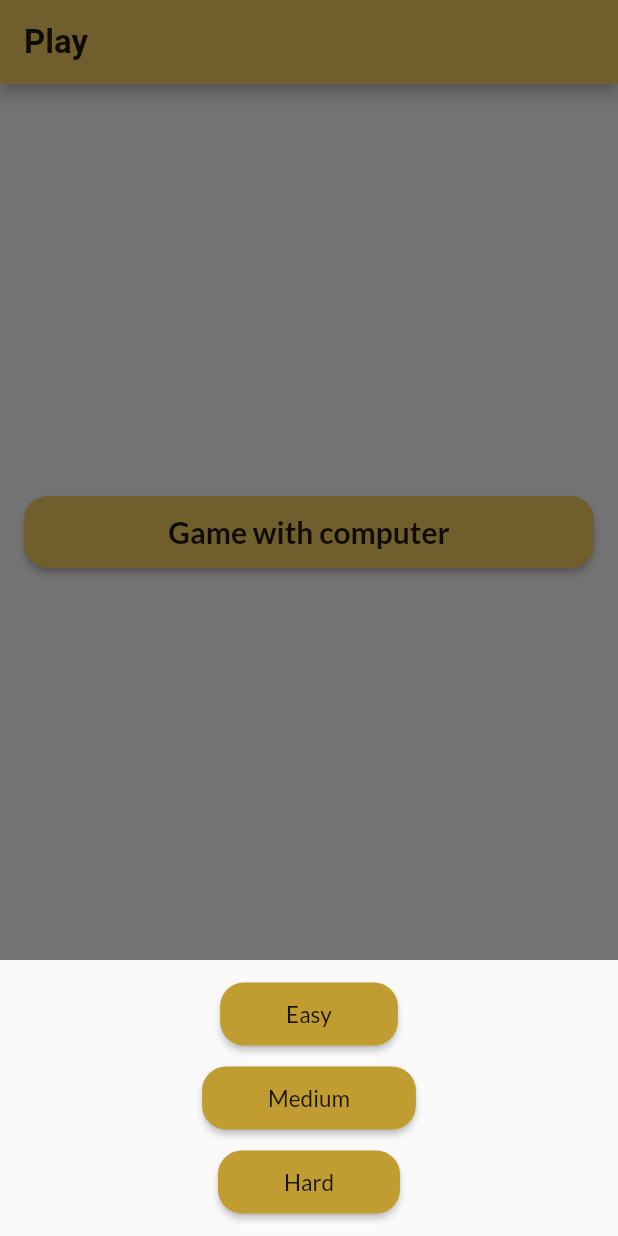
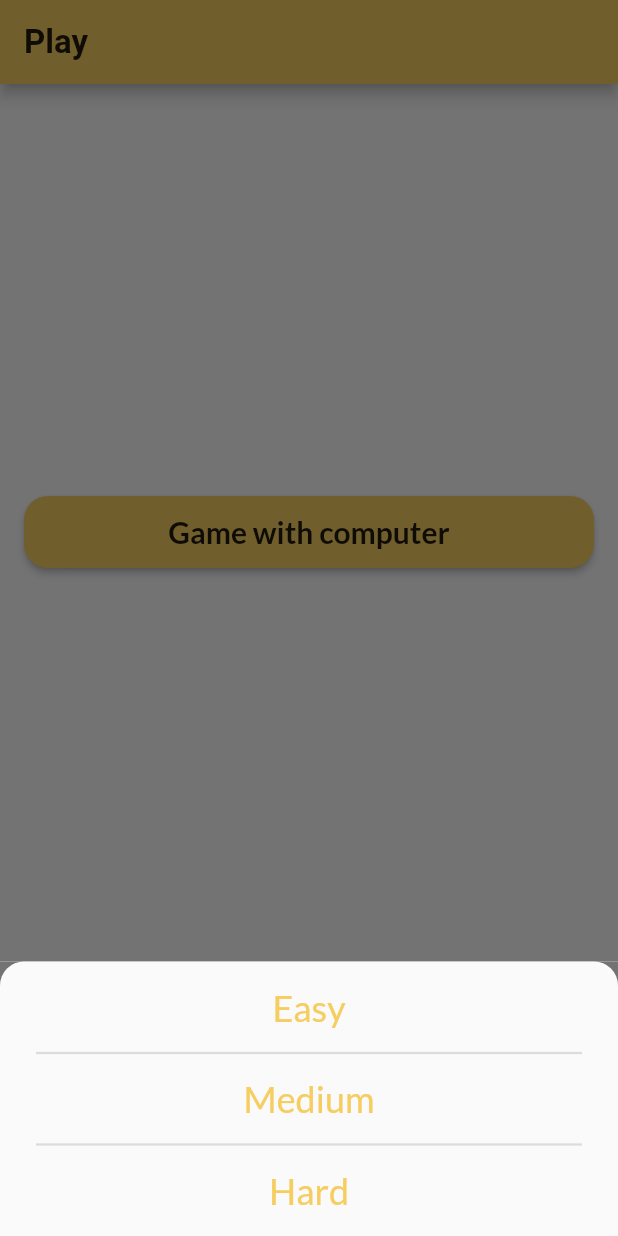
Before and after one commit to PiotrLepa/TicTacToe, a Flutter app: the screen it shows after launch, after a tap on "Game with computer", on a phone screen of 412 x 824 dp. Run offline on Flutter 3.47's test engine with Material 2 defaults, Android fonts, the phone set to English and light mode, and no system bars; our stand-ins replace auto_route, built_collection, data_connection_checker, dio, flutter_bloc, freezed_annotation and 4 more; generated files the repository leaves out were written again.

Commit message:
change bottom provider to extension & update layout

```diff
--- a/lib/core/presentation/bloc_helper.dart
+++ b/lib/core/presentation/bloc_helper.dart
@@ -20,15 +20,8 @@ Stream<CallState<T>> fetch<T>(
   }
 }
 
-Stream<T> dispatchState<T>(Object mappedState) async* {
-  if (mappedState is Iterable) {
-    yield* Stream.fromIterable(mappedState.where((e) => e is T));
-  }
-  if (mappedState is Stream<T>) {
-    yield* mappedState;
-  } else if (mappedState is Future<T>) {
-    yield* Stream.fromFuture(mappedState);
-  } else if (mappedState is T) {
-    yield* Stream.value(mappedState);
+Stream<T> dispatchState<T>(Object maybeState) async* {
+  if (maybeState is Stream<T>) {
+    yield* maybeState;
   }
 }
--- a/lib/presentation/screens/home_screen.dart
+++ b/lib/presentation/screens/home_screen.dart
@@ -35,7 +35,8 @@ class HomeScreen extends StatelessWidget {
             items: buildBottomNavItems(context),
             currentIndex: state.index,
             selectedItemColor: Theme.of(context).primaryColor,
-            onTap: (index) => BlocProvider.of<BottomNavigationBloc>(context)
+            onTap: (index) => context
+                .bloc<BottomNavigationBloc>()
                 .add(BottomNavigationEvent.onBottomNavigationTapped(index)),
           ),
         );
--- a/lib/presentation/screens/start_game_page.dart
+++ b/lib/presentation/screens/start_game_page.dart
@@ -20,7 +20,8 @@ class StartGamePage extends StatelessWidget {
               SizedBox(
                 width: double.infinity,
                 child: RaisedButton(
-                  onPressed: () => BlocProvider.of<StartGameBloc>(context)
+                  onPressed: () => context
+                      .bloc<StartGameBloc>()
                       .add(StartGameEvent.onStartGameTapped()),
                   child: Text(
                     AppLocalizations.of(context).startGameGameWithComputer,
@@ -57,43 +58,75 @@ class StartGamePage extends StatelessWidget {
 
   Widget buildDifficultyLevelButtons(BuildContext context) {
     final buttonTitles = [
-      AppLocalizations.of(context).difficultyLevelEasy,
-      AppLocalizations.of(context).difficultyLevelMedium,
-      AppLocalizations.of(context).difficultyLevelHard,
+      AppLocalizations
+          .of(context)
+          .difficultyLevelEasy,
+      AppLocalizations
+          .of(context)
+          .difficultyLevelMedium,
+      AppLocalizations
+          .of(context)
+          .difficultyLevelHard,
     ];
     final buttonListeners = [
       StartGameEvent.onEasyTapped(),
       StartGameEvent.onMediumTapped(),
       StartGameEvent.onHardTapped(),
     ];
-    return Padding(
-      padding: const EdgeInsets.symmetric(vertical: 12),
+    return Container(
+      color: Color(0xFF737373),
+      child: Container(
+        decoration: BoxDecoration(
+            color: Theme
+                .of(context)
+                .canvasColor,
+            borderRadius: BorderRadius.only(
+              topLeft: const Radius.circular(16),
+              topRight: const Radius.circular(
+                  16), // TODO fix radius for dark mode
+            )),
+        child: Padding(
+          padding: const EdgeInsets.all(16),
           child: ListView.separated(
             shrinkWrap: true,
+            physics: NeverScrollableScrollPhysics(),
             itemCount: buttonTitles.length,
             separatorBuilder: (context, index) {
-          return SizedBox(
-            height: 8,
+              return Padding(
+                padding: const EdgeInsets.all(8),
+                child: Divider(
+                  thickness: 1.5,
+                  color: Theme
+                      .of(context)
+                      .dividerColor,
+                ),
               );
             },
             itemBuilder: (context, index) {
               return Align(
                 alignment: Alignment.center,
-            child: RaisedButton(
-              color: Theme.of(context).primaryColorDark,
-              onPressed: () =>
+                child: InkWell(
+                  onTap: () =>
                       context.bloc<StartGameBloc>().add(buttonListeners[index]),
                   child: Padding(
                     padding: const EdgeInsets.symmetric(horizontal: 32),
                     child: Text(
                       buttonTitles[index],
-                  style: TextStyle(fontWeight: FontWeight.normal, fontSize: 15),
+                      style: TextStyle(
+                        fontWeight: FontWeight.normal,
+                        fontSize: 24,
+                        color: Theme
+                            .of(context)
+                            .primaryColor,
+                      ),
                     ),
                   ),
                 ),
               );
             },
           ),
+        ),
+      ),
     );
   }
 }
```
Also changed, not shown: lib/presentation/bloc/start_game/start_game_bloc.dart (+16 -8 lines), lib/presentation/bloc/start_game/start_game_bloc.freezed.dart. Lines whose indentation alone changed are shown as unchanged.
